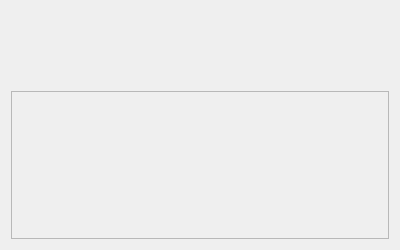
Qt form UI/glitch-floating-context-menu.ui (textbrowser/glitch) before a commit.
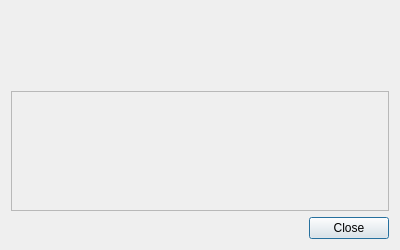
The same form after that commit. Icons and pictures are not drawn.

Diff of the .ui file:
```diff
--- a/UI/glitch-floating-context-menu.ui
+++ b/UI/glitch-floating-context-menu.ui
@@ -72,7 +72,7 @@
         <x>0</x>
         <y>0</y>
         <width>384</width>
-        <height>138</height>
+        <height>98</height>
        </rect>
       </property>
       <layout class="QVBoxLayout" name="verticalLayout_3">
@@ -98,6 +98,16 @@
      </widget>
     </widget>
    </item>
+   <item>
+    <widget class="QDialogButtonBox" name="buttonBox">
+     <property name="orientation">
+      <enum>Qt::Horizontal</enum>
+     </property>
+     <property name="standardButtons">
+      <set>QDialogButtonBox::Close</set>
+     </property>
+    </widget>
+   </item>
   </layout>
  </widget>
  <resources>
```
Left out of the diff: 19 changed lines with no effect on the pictures.
